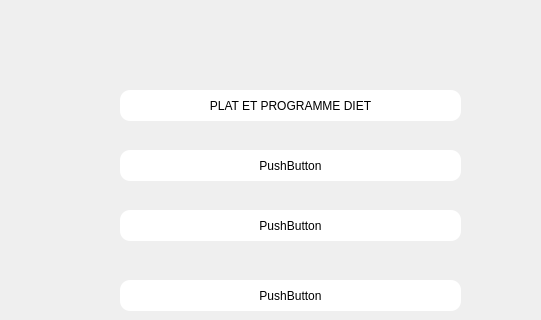
This is mainwindow.ui in ZeinebHaraketi/Smart_Home_Delivery_Compapny_2A14 as Qt 5 draws it before an edit; both pictures show x 0 to 541 and y 0 to 320 of the 970 by 538 pixel window. The edited form follows.
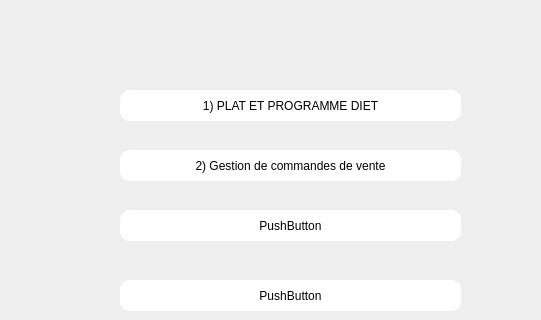
This is the edited form. The open tabs and pages were chosen to show the change. Icons and pictures are not drawn.

Patch:
```diff
--- a/mainwindow.ui
+++ b/mainwindow.ui
@@ -187,7 +187,7 @@
 </string>
       </property>
       <property name="text">
-       <string>PLAT ET PROGRAMME DIET</string>
+       <string>1) PLAT ET PROGRAMME DIET</string>
       </property>
      </widget>
      <widget class="QPushButton" name="pushButton_8">
@@ -219,7 +219,7 @@
 </string>
       </property>
       <property name="text">
-       <string>PushButton</string>
+       <string>2) Gestion de commandes de vente</string>
       </property>
      </widget>
      <widget class="QPushButton" name="pushButton_9">
```
Left out of the diff: 2 changed lines with no effect on the pictures.
